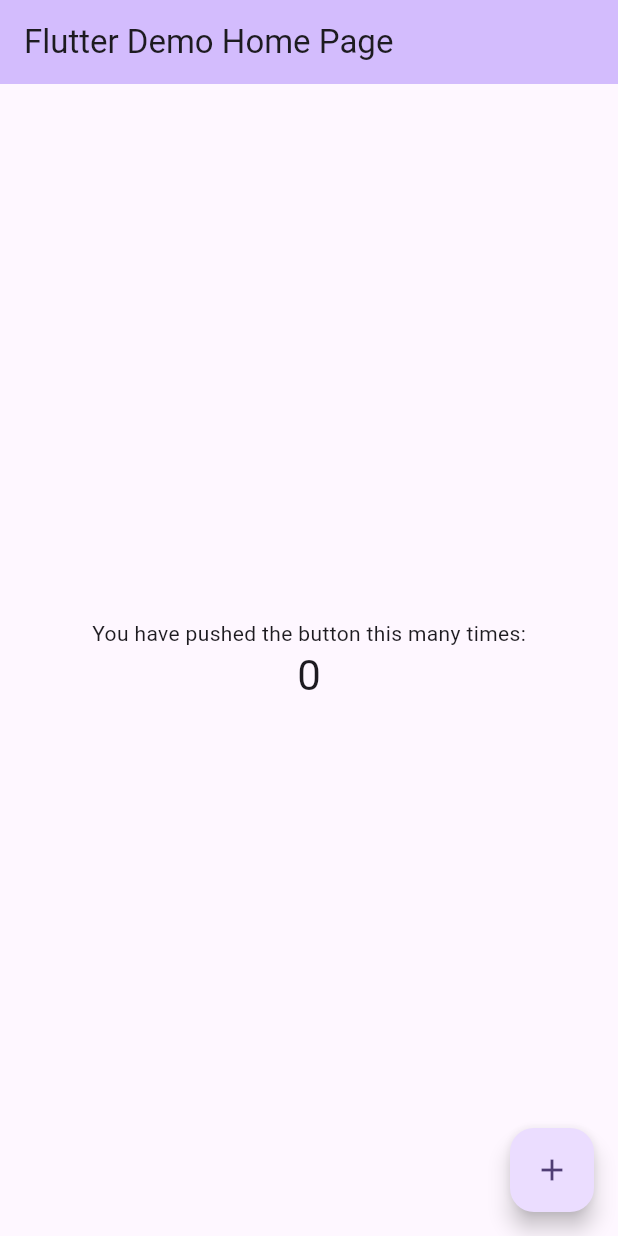
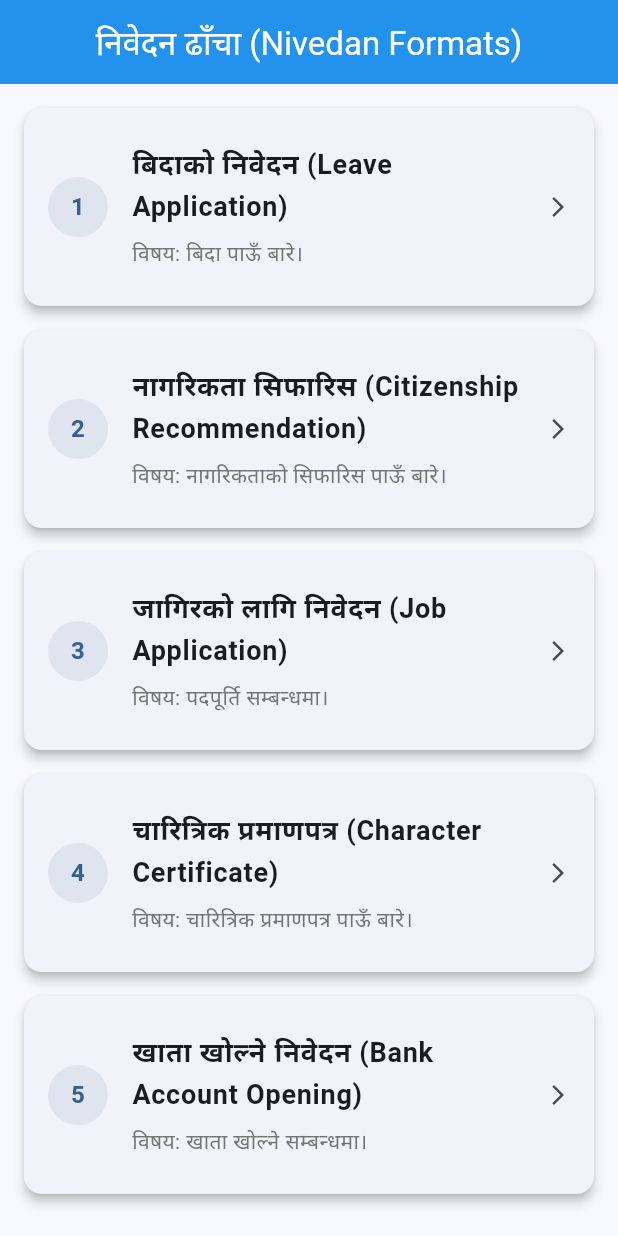
Before and after one commit to could-ai/019ad7e7-0e7c-7d14-ae46-7074306a77ea, a Flutter app: the screen it shows after launch, on a phone screen of 412 x 824 dp. Run offline on Flutter 3.47's test engine with Material 3 defaults, Android fonts, the phone set to English and light mode, and no system bars.

Commit message:
Created data model for Nivedan (Application) formats containing title, subject, and body fields.; Created sample data file with various Nepali application formats (Leave, Citizenship, Job, Character Certificate, Bank Account).; Created HomeScreen to display the list of available application formats using a ListView and Cards.; Created DetailScreen to display the full content of the selected application format with a copy-to-clipboard feature.; Updated main.dart to set up the application entry point, theme, and routing to the new HomeScreen.

```diff
--- /dev/null
+++ b/usr/lib/data/nivedan_data.dart
@@ -0,0 +1,99 @@
+import '../models/nivedan_model.dart';
+
+final List<NivedanModel> nivedanList = [
+  NivedanModel(
+    title: 'बिदाको निवेदन (Leave Application)',
+    subject: 'विषय: बिदा पाऊँ बारे।',
+    body: '''श्रीमान् प्रधानाध्यापक ज्यू,
+[विद्यालयको नाम],
+[विद्यालयको ठेगाना]।
+
+महोदय,
+
+उपर्युक्त सम्बन्धमा म [तपाईंको नाम] यस विद्यालयको कक्षा [कक्षा] मा अध्ययनरत छात्र/छात्रा हुँ। मलाई [बिरामी भएको / घरायसी काम परेको] हुनाले मिति २०[साल]/[महिना]/[गते] देखि २०[साल]/[महिना]/[गते] सम्म [कति] दिन विद्यालयमा उपस्थित हुन नसक्ने व्यहोरा जानकारी गराउँदछु।
+
+तसर्थ, मेरो समस्यालाई मध्यनजर गर्दै उक्त दिनहरूको बिदा स्वीकृत गरिदिनुहुन विनम्र अनुरोध गर्दछु।
+
+तपाईंको आज्ञाकारी छात्र/छात्रा,
+नाम: [तपाईंको नाम]
+कक्षा: [कक्षा]
+रोल नं: [रोल नं]
+मिति: २०[साल]/[महिना]/[गते]''',
+  ),
+  NivedanModel(
+    title: 'नागरिकता सिफारिस (Citizenship Recommendation)',
+    subject: 'विषय: नागरिकताको सिफारिस पाऊँ बारे।',
+    body: '''श्री वडा अध्यक्ष ज्यू,
+[वडा नम्बर] नं. वडा कार्यालय,
+[नगरपालिका/गाउँपालिका को नाम],
+[जिल्ला]।
+
+महोदय,
+
+उपर्युक्त सम्बन्धमा म निवेदक [तपाईंको नाम], [बुबाको नाम] को छोरा/छोरी, यस वडाको स्थायी बासिन्दा भएको व्यहोरा अवगत गराउन चाहन्छु। मेरो उमेर १६ वर्ष पूरा भइसकेको हुनाले नेपाली नागरिकताको प्रमाणपत्र बनाउन आवश्यक परेको छ।
+
+तसर्थ, मलाई नेपाली नागरिकताको प्रमाणपत्र प्राप्त गर्नका लागि आवश्यक सिफारिस उपलब्ध गराइदिनुहुन विनम्र अनुरोध गर्दछु। मसँग सम्बन्धित आवश्यक कागजातहरू यसै निवेदन साथ संलग्न गरेको छु।
+
+निवेदक,
+नाम: [तपाईंको नाम]
+ठेगाना: [ठेगाना]
+मिति: २०[साल]/[महिना]/[गते]''',
+  ),
+  NivedanModel(
+    title: 'जागिरको लागि निवेदन (Job Application)',
+    subject: 'विषय: पदपूर्ति सम्बन्धमा।',
+    body: '''श्रीमान् व्यवस्थापक ज्यू,
+[कम्पनी/संस्थाको नाम],
+[ठेगाना]।
+
+महोदय,
+
+तपाईंको संस्थाले मिति २०[साल]/[महिना]/[गते] को [पत्रिकाको नाम] राष्ट्रिय दैनिकमा प्रकाशित गरेको विज्ञापन अनुसार [पदको नाम] पदका लागि दरखास्त आह्वान गरिएको जानकारी पाएँ। उक्त पदका लागि मेरो योग्यता र अनुभव उपयुक्त भएको महसुस गरी यो निवेदन पेश गरेको छु।
+
+मेरो व्यक्तिगत विवरण (Bio-data), शैक्षिक योग्यताका प्रमाणपत्रहरू र अनुभवका प्रमाणपत्रहरू यसै निवेदन साथ संलग्न गरेको छु। यदि मलाई सेवा गर्ने मौका दिनुभयो भने, म मेरो जिम्मेवारी इमानदारी र लगनशीलताका साथ पूरा गर्ने विश्वास दिलाउन चाहन्छु।
+
+धन्यवाद।
+
+निवेदक,
+नाम: [तपाईंको नाम]
+सम्पर्क नं: [फोन नम्बर]
+मिति: २०[साल]/[महिना]/[गते]''',
+  ),
+  NivedanModel(
+    title: 'चारित्रिक प्रमाणपत्र (Character Certificate)',
+    subject: 'विषय: चारित्रिक प्रमाणपत्र पाऊँ बारे।',
+    body: '''श्रीमान् प्रधानाध्यापक ज्यू,
+[विद्यालयको नाम],
+[विद्यालयको ठेगाना]।
+
+महोदय,
+
+उपर्युक्त सम्बन्धमा म [तपाईंको नाम] ले यस विद्यालयबाट वि.सं. २०[साल] को एस.ई.ई. (SEE) परीक्षा उत्तीर्ण गरेको छु। मलाई उच्च शिक्षा अध्ययनका लागि अन्य शिक्षण संस्थामा भर्ना हुन चारित्रिक प्रमाणपत्रको आवश्यकता परेको छ।
+
+तसर्थ, मलाई चारित्रिक प्रमाणपत्र (Character Certificate) उपलब्ध गराइदिनुहुन विनम्र अनुरोध गर्दछु।
+
+निवेदक,
+नाम: [तपाईंको नाम]
+कक्षा: [कक्षा]
+सिम्बोल नं: [सिम्बोल नं]
+मिति: २०[साल]/[महिना]/[गते]''',
+  ),
+  NivedanModel(
+    title: 'खाता खोल्ने निवेदन (Bank Account Opening)',
+    subject: 'विषय: खाता खोल्ने सम्बन्धमा।',
+    body: '''श्रीमान् शाखा प्रबन्धक ज्यू,
+[बैंकको नाम],
+[शाखाको नाम], [ठेगाना]।
+
+महोदय,
+
+म यस बैंकमा बचत/चल्ती खाता खोल्न इच्छुक छु। खाता खोल्नका लागि आवश्यक पर्ने मेरो व्यक्तिगत विवरण, परिचय पत्रको प्रतिलिपि र फोटो यसै निवेदन साथ संलग्न गरेको छु।
+
+तसर्थ, मेरो नाममा खाता खोली बैंकको नियम अनुसार कारोबार गर्ने सुविधा प्रदान गरिदिनुहुन अनुरोध गर्दछु।
+
+निवेदक,
+नाम: [तपाईंको नाम]
+सम्पर्क नं: [फोन नम्बर]
+मिति: २०[साल]/[महिना]/[गते]''',
+  ),
+];
--- a/usr/lib/main.dart
+++ b/usr/lib/main.dart
@@ -1,4 +1,5 @@
 import 'package:flutter/material.dart';
+import 'screens/home_screen.dart';
 
 void main() {
   runApp(const MyApp());
@@ -7,117 +8,24 @@ void main() {
 class MyApp extends StatelessWidget {
   const MyApp({super.key});
 
-  // This widget is the root of your application.
   @override
   Widget build(BuildContext context) {
     return MaterialApp(
-      title: 'Flutter Demo',
+      title: 'निवेदन ढाँचा',
       debugShowCheckedModeBanner: false,
       theme: ThemeData(
-        // This is the theme of your application.
-        //
-        // TRY THIS: Try running your application with "flutter run". You'll see
-        // the application has a purple toolbar. Then, without quitting the app,
-        // try changing the seedColor in the colorScheme below to Colors.green
-        // and then invoke "hot reload" (save your changes or press the "hot
-        // reload" button in a Flutter-supported IDE, or press "r" if you used
-        // the command line to start the app).
-        //
-        // Notice that the counter didn't reset back to zero; the application
-        // state is not lost during the reload. To reset the state, use hot
-        // restart instead.
-        //
-        // This works for code too, not just values: Most code changes can be
-        // tested with just a hot reload.
-        colorScheme: ColorScheme.fromSeed(seedColor: Colors.deepPurple),
+        colorScheme: ColorScheme.fromSeed(seedColor: Colors.blue),
+        useMaterial3: true,
+        fontFamily: 'Roboto', // Fallback font, system will use default for Nepali
+        appBarTheme: const AppBarTheme(
+          backgroundColor: Colors.blue,
+          foregroundColor: Colors.white,
+        ),
       ),
       initialRoute: '/',
       routes: {
-        '/': (context) => const MyHomePage(title: 'Flutter Demo Home Page'),
+        '/': (context) => const HomeScreen(),
       },
     );
   }
 }
-
-class MyHomePage extends StatefulWidget {
-  const MyHomePage({super.key, required this.title});
-
-  // This widget is the home page of your application. It is stateful, meaning
-  // that it has a State object (defined below) that contains fields that affect
-  // how it looks.
-
-  // This class is the configuration for the state. It holds the values (in this
-  // case the title) provided by the parent (in this case the App widget) and
-  // used by the build method of the State. Fields in a Widget subclass are
-  // always marked "final".
-
-  final String title;
-
-  @override
-  State<MyHomePage> createState() => _MyHomePageState();
-}
-
-class _MyHomePageState extends State<MyHomePage> {
-  int _counter = 0;
-
-  void _incrementCounter() {
-    setState(() {
-      // This call to setState tells the Flutter framework that something has
-      // changed in this State, which causes it to rerun the build method below
-      // so that the display can reflect the updated values. If we changed
-      // _counter without calling setState(), then the build method would not be
-      // called again, and so nothing would appear to happen.
-      _counter++;
-    });
-  }
-
-  @override
-  Widget build(BuildContext context) {
-    // This method is rerun every time setState is called, for instance as done
-    // by the _incrementCounter method above.
-    //
-    // The Flutter framework has been optimized to make rerunning build methods
-    // fast, so that you can just rebuild anything that needs updating rather
-    // than having to individually change instances of widgets.
-    return Scaffold(
-      appBar: AppBar(
-        // TRY THIS: Try changing the color here to a specific color (to
-        // Colors.amber, perhaps?) and trigger a hot reload to see the AppBar
-        // change color while the other colors stay the same.
-        backgroundColor: Theme.of(context).colorScheme.inversePrimary,
-        // Here we take the value from the MyHomePage object that was created by
-        // the App.build method, and use it to set our appbar title.
-        title: Text(widget.title),
-      ),
-      body: Center(
-        // Center is a layout widget. It takes a single child and positions it
-        // in the middle of the parent.
-        child: Column(
-          // Column is also a layout widget. It takes a list of children and
-          // arranges them vertically. By default, it sizes itself to fit its
-          // children horizontally, and tries to be as tall as its parent.
-          //
-          // Column has various properties to control how it sizes itself and
-          // how it positions its children. Here we use mainAxisAlignment to
-          // center the children vertically; the main axis here is the vertical
-          // axis because Columns are vertical (the cross axis would be
-          // horizontal).
-          //
-          // TRY THIS: Invoke "debug painting" (choose the "Toggle Debug Paint"
-          // action in the IDE, or press "p" in the console), to see the
-          // wireframe for each widget.
-          mainAxisAlignment: MainAxisAlignment.center,
-          children: <Widget>[
-            const Text('You have pushed the button this many times:'),
-            Text('$_counter', style: Theme.of(context).textTheme.headlineMedium),
-          ],
-        ),
-      ),
-      floatingActionButton: FloatingActionButton(
-        onPressed: _incrementCounter,
-        tooltip: 'Increment',
-        child: const Icon(Icons.add),
-      ), // This trailing comma makes auto-formatting nicer for build methods.
-    );
-  }
-}
--- /dev/null
+++ b/usr/lib/screens/home_screen.dart
@@ -0,0 +1,71 @@
+import 'package:flutter/material.dart';
+import '../data/nivedan_data.dart';
+import '../models/nivedan_model.dart';
+import 'detail_screen.dart';
+
+class HomeScreen extends StatelessWidget {
+  const HomeScreen({super.key});
+
+  @override
+  Widget build(BuildContext context) {
+    return Scaffold(
+      appBar: AppBar(
+        title: const Text('निवेदन ढाँचा (Nivedan Formats)'),
+        centerTitle: true,
+        elevation: 2,
+      ),
+      body: ListView.builder(
+        padding: const EdgeInsets.all(16.0),
+        itemCount: nivedanList.length,
+        itemBuilder: (context, index) {
+          final nivedan = nivedanList[index];
+          return Card(
+            elevation: 3,
+            margin: const EdgeInsets.only(bottom: 16.0),
+            shape: RoundedRectangleBorder(
+              borderRadius: BorderRadius.circular(12),
+            ),
+            child: ListTile(
+              contentPadding: const EdgeInsets.all(16.0),
+              leading: CircleAvatar(
+                backgroundColor: Theme.of(context).primaryColor.withOpacity(0.1),
+                child: Text(
+                  '${index + 1}',
+                  style: TextStyle(
+                    color: Theme.of(context).primaryColor,
+                    fontWeight: FontWeight.bold,
+                  ),
+                ),
+              ),
+              title: Text(
+                nivedan.title,
+                style: const TextStyle(
+                  fontSize: 18,
+                  fontWeight: FontWeight.bold,
+                ),
+              ),
+              subtitle: Padding(
+                padding: const EdgeInsets.only(top: 8.0),
+                child: Text(
+                  nivedan.subject,
+                  maxLines: 1,
+                  overflow: TextOverflow.ellipsis,
+                  style: TextStyle(color: Colors.grey[600]),
+                ),
+              ),
+              trailing: const Icon(Icons.arrow_forward_ios, size: 16),
+              onTap: () {
+                Navigator.push(
+                  context,
+                  MaterialPageRoute(
+                    builder: (context) => DetailScreen(nivedan: nivedan),
+                  ),
+                );
+              },
+            ),
+          );
+        },
+      ),
+    );
+  }
+}
```
Also changed, not shown: usr/lib/models/nivedan_model.dart (added, +11 -0 lines), usr/lib/screens/detail_screen.dart (added, +100 -0 lines).
